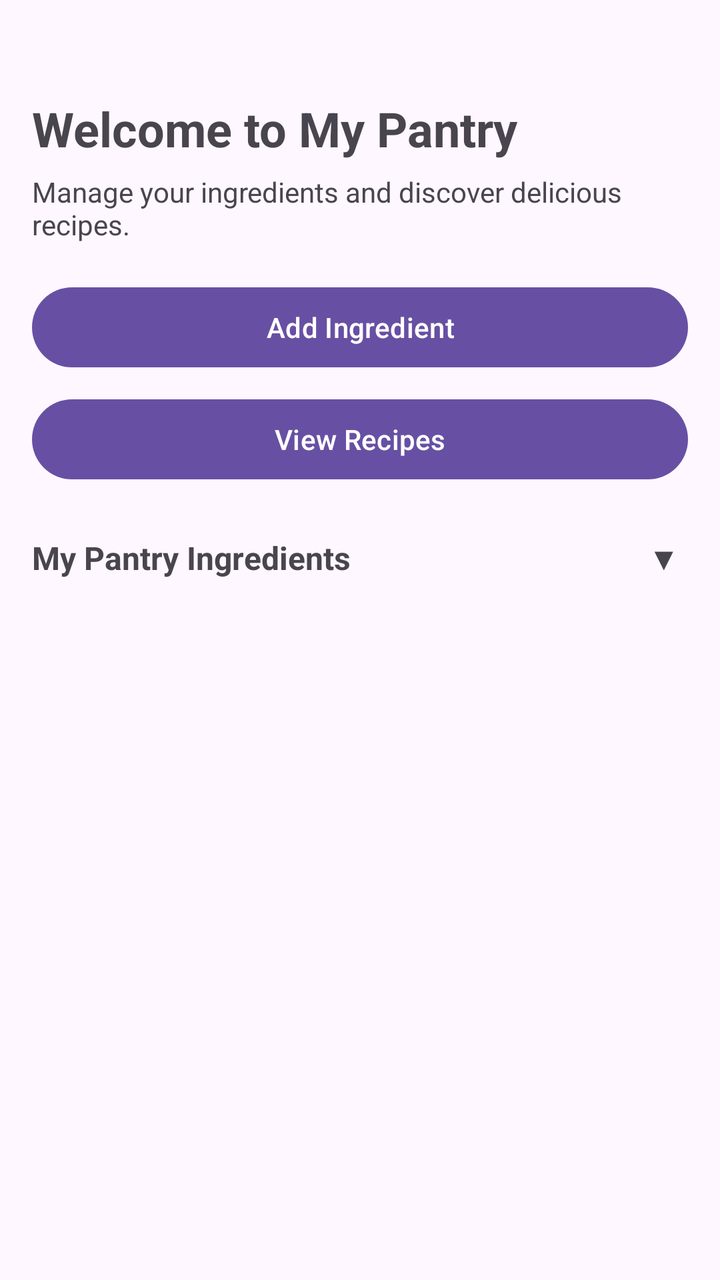
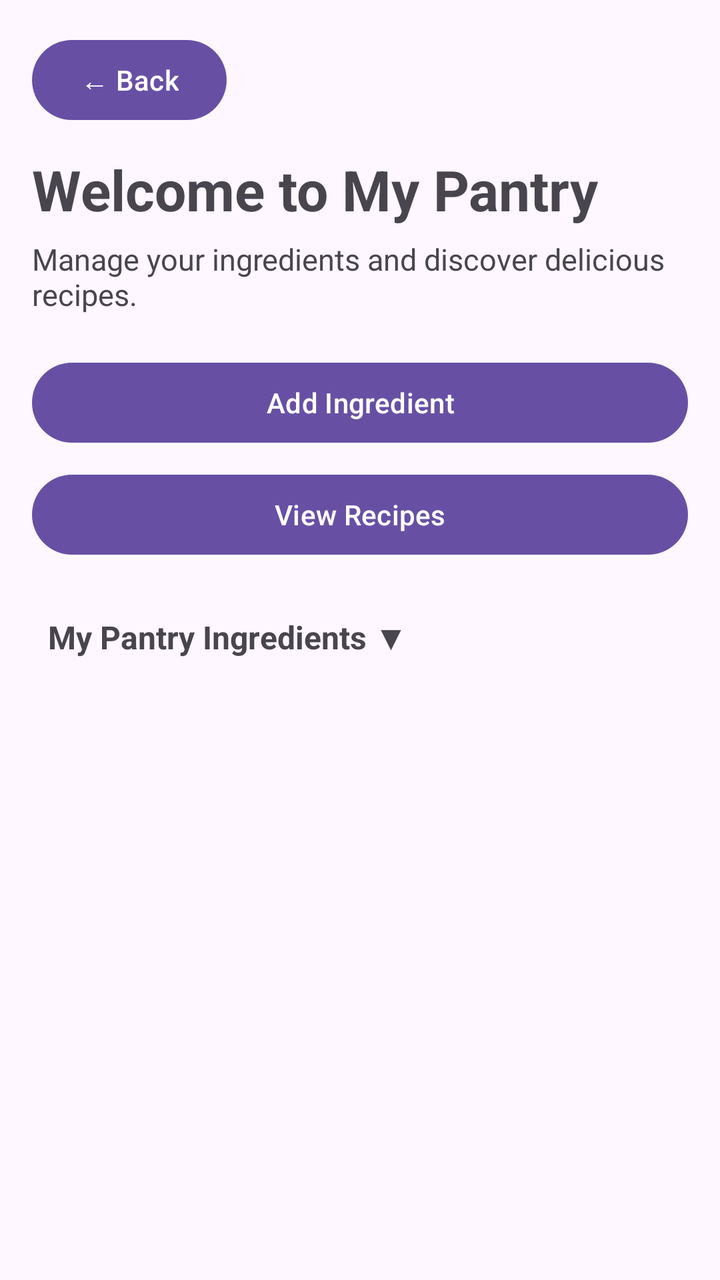

The first picture is an Android layout as it rendered before a commit; the second is the same layout after the commit. The layout source and the unified diff follow.
<!-- AndroidManifest.xml: application theme Theme.SmartPantryManager -->
<!-- res/layout/activity_main.xml -->
<?xml version="1.0" encoding="utf-8"?>
<androidx.constraintlayout.widget.ConstraintLayout
    xmlns:android="http://schemas.android.com/apk/res/android"
    xmlns:app="http://schemas.android.com/apk/res-auto"
    android:id="@+id/main"
    android:layout_width="match_parent"
    android:layout_height="match_parent"
    android:padding="16dp">

    
    <TextView
        android:id="@+id/tvPantryTitle"
        android:layout_width="0dp"
        android:layout_height="wrap_content"
        android:layout_marginTop="32dp"
        android:text="Welcome to My Pantry"
        android:textSize="24sp"
        android:textStyle="bold"
        app:layout_constraintTop_toTopOf="parent"
        app:layout_constraintStart_toStartOf="parent"
        app:layout_constraintEnd_toEndOf="parent" />

    
    <TextView
        android:id="@+id/tvPantrySubtitle"
        android:layout_width="0dp"
        android:layout_height="wrap_content"
        android:layout_marginTop="6dp"
        android:text="Manage your ingredients and discover delicious recipes."
        android:textSize="14sp"
        app:layout_constraintTop_toBottomOf="@id/tvPantryTitle"
        app:layout_constraintStart_toStartOf="parent"
        app:layout_constraintEnd_toEndOf="parent" />

    
    <Button
        android:id="@+id/btnAddIngredient"
        android:layout_width="0dp"
        android:layout_height="wrap_content"
        android:layout_marginTop="18dp"
        android:text="Add Ingredient"
        app:layout_constraintTop_toBottomOf="@id/tvPantrySubtitle"
        app:layout_constraintStart_toStartOf="parent"
        app:layout_constraintEnd_toEndOf="parent" />

    
    <Button
        android:id="@+id/btnViewRecipes"
        android:layout_width="0dp"
        android:layout_height="wrap_content"
        android:layout_marginTop="8dp"
        android:text="View Recipes"
        app:layout_constraintTop_toBottomOf="@id/btnAddIngredient"
        app:layout_constraintStart_toStartOf="parent"
        app:layout_constraintEnd_toEndOf="parent" />

    
    <LinearLayout
        android:id="@+id/layoutPantryHeader"
        android:layout_width="0dp"
        android:layout_height="wrap_content"
        android:layout_marginTop="16dp"
        android:orientation="horizontal"
        android:gravity="center_vertical"
        android:paddingTop="8dp"
        android:paddingBottom="8dp"
        android:clickable="true"
        android:focusable="true"
        android:background="?attr/selectableItemBackground"
        app:layout_constraintTop_toBottomOf="@id/btnViewRecipes"
        app:layout_constraintStart_toStartOf="parent"
        app:layout_constraintEnd_toEndOf="parent">

        <TextView
            android:id="@+id/tvPantrySection"
            android:layout_width="0dp"
            android:layout_height="wrap_content"
            android:layout_weight="1"
            android:text="My Pantry Ingredients"
            android:textSize="16sp"
            android:textStyle="bold" />

        <TextView
            android:id="@+id/tvPantryArrow"
            android:layout_width="wrap_content"
            android:layout_height="wrap_content"
            android:text="▼"
            android:textSize="16sp"
            android:paddingStart="8dp"
            android:paddingEnd="4dp" />

    </LinearLayout>

    
    <androidx.recyclerview.widget.RecyclerView
        android:id="@+id/recyclerViewPantry"
        android:layout_width="0dp"
        android:layout_height="0dp"
        android:layout_marginTop="4dp"
        android:visibility="gone"
        app:layout_constraintTop_toBottomOf="@id/layoutPantryHeader"
        app:layout_constraintBottom_toBottomOf="parent"
        app:layout_constraintStart_toStartOf="parent"
        app:layout_constraintEnd_toEndOf="parent" />

</androidx.constraintlayout.widget.ConstraintLayout>
<!-- resources referenced by this layout -->
<resources>
  <style name="Theme.SmartPantryManager" parent="Base.Theme.SmartPantryManager" />
  <style name="Base.Theme.SmartPantryManager" parent="Theme.Material3.DayNight.NoActionBar">
          
          
      </style>
</resources>

<!-- the commit's change to res/layout/activity_main.xml (unified diff, before → after) -->
@@ -1,106 +1,69 @@
 <?xml version="1.0" encoding="utf-8"?>
-<androidx.constraintlayout.widget.ConstraintLayout
+<LinearLayout
     xmlns:android="http://schemas.android.com/apk/res/android"
-    xmlns:app="http://schemas.android.com/apk/res-auto"
-    android:id="@+id/main"
     android:layout_width="match_parent"
     android:layout_height="match_parent"
+    android:orientation="vertical"
     android:padding="16dp">
+
+    
+    <Button
+        android:id="@+id/btnBackWelcome"
+        android:layout_width="wrap_content"
+        android:layout_height="wrap_content"
+        android:text="← Back" />
 
     
     <TextView
         android:id="@+id/tvPantryTitle"
-        android:layout_width="0dp"
+        android:layout_width="match_parent"
         android:layout_height="wrap_content"
-        android:layout_marginTop="32dp"
+        android:layout_marginTop="12dp"
         android:text="Welcome to My Pantry"
-        android:textSize="24sp"
-        android:textStyle="bold"
-        app:layout_constraintTop_toTopOf="parent"
-        app:layout_constraintStart_toStartOf="parent"
-        app:layout_constraintEnd_toEndOf="parent" />
+        android:textSize="28sp"
+        android:textStyle="bold" />
 
-    
     <TextView
         android:id="@+id/tvPantrySubtitle"
-        android:layout_width="0dp"
+        android:layout_width="match_parent"
         android:layout_height="wrap_content"
         android:layout_marginTop="6dp"
         android:text="Manage your ingredients and discover delicious recipes."
-        android:textSize="14sp"
-        app:layout_constraintTop_toBottomOf="@id/tvPantryTitle"
-        app:layout_constraintStart_toStartOf="parent"
-        app:layout_constraintEnd_toEndOf="parent" />
+        android:textSize="15sp" />
 
     
     <Button
         android:id="@+id/btnAddIngredient"
-        android:layout_width="0dp"
+        android:layout_width="match_parent"
         android:layout_height="wrap_content"
-        android:layout_marginTop="18dp"
-        android:text="Add Ingredient"
-        app:layout_constraintTop_toBottomOf="@id/tvPantrySubtitle"
-        app:layout_constraintStart_toStartOf="parent"
-        app:layout_constraintEnd_toEndOf="parent" />
+        android:layout_marginTop="20dp"
+        android:text="Add Ingredient" />
 
     
     <Button
         android:id="@+id/btnViewRecipes"
-        android:layout_width="0dp"
+        android:layout_width="match_parent"
         android:layout_height="wrap_content"
         android:layout_marginTop="8dp"
-        android:text="View Recipes"
-        app:layout_constraintTop_toBottomOf="@id/btnAddIngredient"
-        app:layout_constraintStart_toStartOf="parent"
-        app:layout_constraintEnd_toEndOf="parent" />
+        android:text="View Recipes" />
 
     
-    <LinearLayout
-        android:id="@+id/layoutPantryHeader"
-        android:layout_width="0dp"
+    <TextView
+        android:id="@+id/tvPantrySection"
+        android:layout_width="match_parent"
         android:layout_height="wrap_content"
-        android:layout_marginTop="16dp"
-        android:orientation="horizontal"
-        android:gravity="center_vertical"
-        android:paddingTop="8dp"
-        android:paddingBottom="8dp"
-        android:clickable="true"
-        android:focusable="true"
-        android:background="?attr/selectableItemBackground"
-        app:layout_constraintTop_toBottomOf="@id/btnViewRecipes"
-        app:layout_constraintStart_toStartOf="parent"
-        app:layout_constraintEnd_toEndOf="parent">
-
-        <TextView
-            android:id="@+id/tvPantrySection"
-            android:layout_width="0dp"
-            android:layout_height="wrap_content"
-            android:layout_weight="1"
-            android:text="My Pantry Ingredients"
-            android:textSize="16sp"
-            android:textStyle="bold" />
-
-        <TextView
-            android:id="@+id/tvPantryArrow"
-            android:layout_width="wrap_content"
-            android:layout_height="wrap_content"
-            android:text="▼"
-            android:textSize="16sp"
-            android:paddingStart="8dp"
-            android:paddingEnd="4dp" />
-
-    </LinearLayout>
+        android:layout_marginTop="18dp"
+        android:padding="8dp"
+        android:text="My Pantry Ingredients ▼"
+        android:textSize="16sp"
+        android:textStyle="bold" />
 
     
     <androidx.recyclerview.widget.RecyclerView
         android:id="@+id/recyclerViewPantry"
-        android:layout_width="0dp"
+        android:layout_width="match_parent"
         android:layout_height="0dp"
-        android:layout_marginTop="4dp"
-        android:visibility="gone"
-        app:layout_constraintTop_toBottomOf="@id/layoutPantryHeader"
-        app:layout_constraintBottom_toBottomOf="parent"
-        app:layout_constraintStart_toStartOf="parent"
-        app:layout_constraintEnd_toEndOf="parent" />
+        android:layout_marginTop="8dp"
+        android:layout_weight="1" />
 
-</androidx.constraintlayout.widget.ConstraintLayout>
+</LinearLayout>
